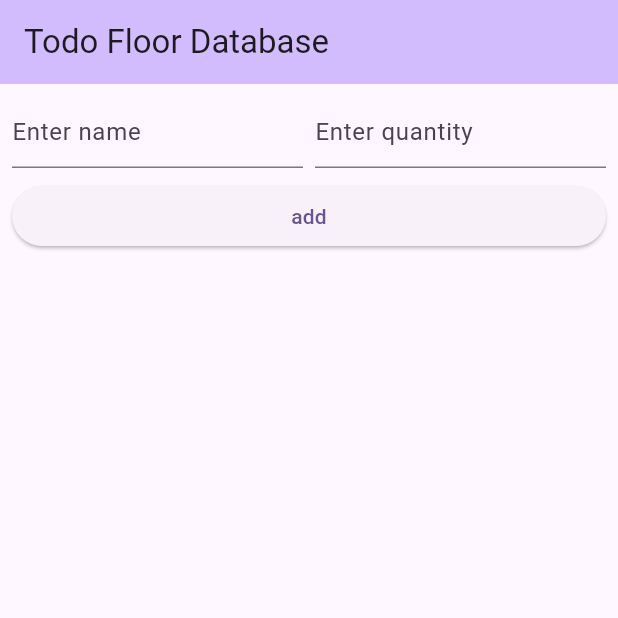
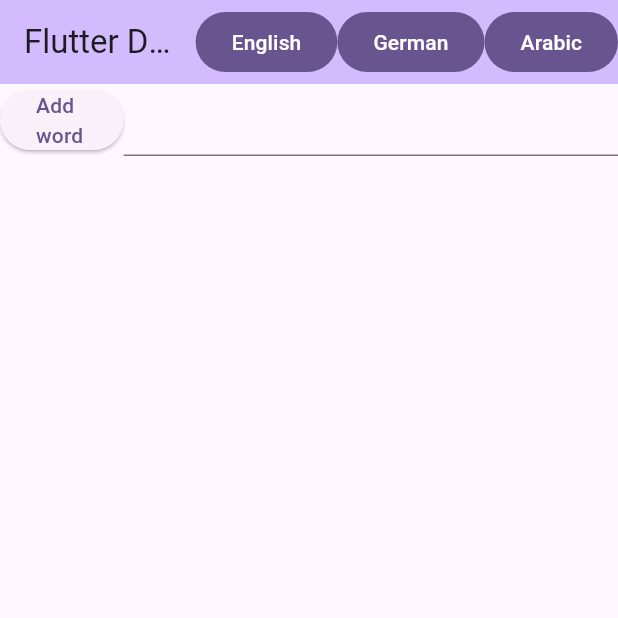
Before and after one commit to etorunski/cst2335_in_class_examples, a Flutter app: the screen it shows after launch, on a phone screen of 412 x 824 dp, the top half of it. Run offline on Flutter 3.47's test engine with Material 3 defaults, Android fonts, the phone set to English and light mode, and no system bars; our stand-ins replace floor, sqflite; accounts and stored records are empty; generated files the repository leaves out were written again.

Commit message:
finished localizations

```diff
--- /dev/null
+++ b/assets/translations/de.json
@@ -0,0 +1,6 @@
+{
+  "Name" : "Wort",
+  "Add" : "Word hinfugen",
+  "Ok" : "Ok",
+  "TextSelect" : "Wahlen sie eine wort vom list zu die eigenshaften zu sehen"
+}
--- /dev/null
+++ b/assets/translations/en.json
@@ -0,0 +1,6 @@
+{
+  "Name" : "Word",
+  "Add" : "Add word",
+  "Ok" : "Ok",
+  "TextSelect" : "Select an item from the list to see the details"
+}
--- /dev/null
+++ b/lib/AppLocalizations.dart
@@ -0,0 +1,55 @@
+import 'dart:convert';
+import 'package:flutter/material.dart';
+import 'package:flutter/services.dart';
+
+class AppLocalizations {
+  AppLocalizations(this.locale){
+    _localizedStrings = <String, String>{ };
+  }
+
+  static AppLocalizations? of(BuildContext context) {
+    return Localizations.of<AppLocalizations>(context, AppLocalizations);
+  }
+
+  static const LocalizationsDelegate<AppLocalizations> delegate =
+  _AppLocalizationsDelegate();
+
+  final Locale locale;
+  late Map<String, String> _localizedStrings;
+
+
+  //This functino loads the *.json files into the _localizedStrings language map:
+  Future<void> load() async {
+    String jsonString = await rootBundle.loadString('assets/translations/${locale.languageCode}.json');
+    Map<String, dynamic> jsonMap = json.decode(jsonString);
+
+    _localizedStrings = jsonMap.map((key, value) {
+      return MapEntry(key, value.toString());
+    });
+  }
+
+  //This returns the value for the key string:
+  String? translate(String key) {
+    return _localizedStrings[key];
+  }
+}
+
+
+class _AppLocalizationsDelegate extends LocalizationsDelegate<AppLocalizations> {
+  const _AppLocalizationsDelegate();
+
+  @override
+  bool isSupported(Locale locale) {
+    return true;
+  }
+
+  @override //This functino loads a Locale in Flutter. This includes the direction of the language (rightToRight / rightToLeft)
+  Future<AppLocalizations> load(Locale locale) async {
+    AppLocalizations localizations = AppLocalizations(locale);
+    await localizations.load();
+    return localizations;
+  }
+
+  @override
+  bool shouldReload(_AppLocalizationsDelegate old) => false;
+}
--- a/lib/main.dart
+++ b/lib/main.dart
@@ -1,25 +1,62 @@
+import 'package:cst2335_in_class_examples/database/app_database.dart';
+import 'package:cst2335_in_class_examples/database/todo.dart';
+import 'package:cst2335_in_class_examples/database/todo_dao.dart';
 import 'package:flutter/material.dart';
-import 'database/app_database.dart';
-import 'database/todo.dart';
-import 'database/todo_dao.dart';
+import 'package:flutter_localizations/flutter_localizations.dart';
+
+import 'AppLocalizations.dart';
 
 void main() {
-  WidgetsFlutterBinding.ensureInitialized();
   runApp(const MyApp());
 }
-
-class MyApp extends StatelessWidget {
+//means never changes
+class MyApp extends StatefulWidget {
   const MyApp({super.key});
 
+  static void setLocale(BuildContext context, Locale newLocale) async {
+
+    //this retrieves the state
+    MyAppState? state = context.findAncestorStateOfType<MyAppState>();
+    state?.changeLanguage(newLocale);
+  }
+
+  @override
+  MyAppState createState() {
+    return MyAppState();
+  }
+}
+
+class MyAppState extends State<MyApp> {
+  //app starts off with this language:
+  var _locale = Locale("en", "ca");//english from canada
+
+  void changeLanguage(Locale locale){
+    setState(() {
+      _locale = locale;  //this updates your language to the new one
+    });
+  }
+
+
+
+  // This widget is the root of your application.
   @override
   Widget build(BuildContext context) {
     return MaterialApp(
+      supportedLocales: [   //list all the languages your app supports:
+        Locale("de"),
+        Locale("en", "CA")
+      ],
+      localizationsDelegates: const [   //copy and paste this, don't change it
+        AppLocalizations.delegate,
+        GlobalMaterialLocalizations.delegate,
+        GlobalWidgetsLocalizations.delegate,
+      ],
+      locale: _locale, //starting language
       title: 'Flutter Demo',
       theme: ThemeData(
         colorScheme: ColorScheme.fromSeed(seedColor: Colors.deepPurple),
-        useMaterial3: true,
       ),
-      home: const MyHomePage(title: 'Todo Floor Database'),
+      home: const MyHomePage(title: 'Flutter Demo Home Page'),
     );
   }
 }
@@ -34,211 +71,181 @@ class MyHomePage extends StatefulWidget {
 }
 
 class _MyHomePageState extends State<MyHomePage> {
-  TodoDao? todoDao;
-  List<Todo> todos = [];
-  late TextEditingController _nameController;
-  late TextEditingController _quantityController;
+  List<Todo> list1 = [];
+  Todo? selectedItem = null;//nothing is selected
 
-  Todo? selectedItem  = null;
+  late TodoDao itemDAO;
 
+  var isChecked = false;
+  var myFontSize = 0.0;
+  late TextEditingController _controller; //late means promise to initialize it later
+
+  //can't be async, because it overrides from parent
   @override
   void initState() {
     super.initState();
-    _nameController = TextEditingController();
-    _quantityController = TextEditingController();
-    _initDatabase();
+    _controller = TextEditingController(); //doing your promise to initialize
+
+    //want to load any existing data into the arraylist
+    //to open the database:
+
+    $FloorAppDatabase.databaseBuilder('ItemFile.db').build()
+        .then( (database){
+      itemDAO = database.todoDao;
+
+      //query all data:
+      itemDAO.findAllTodos().then( (listOfItems ) {
+        setState(() { //redraw the GUI
+          list1.addAll(listOfItems); //put the items in the list:
+        });
+      });
+    }  );
   }
 
-  Future<void> _initDatabase()  async {
-    Future.delayed(Duration.zero, () async{
-
-    //create the database on disk:
-    final database = await $FloorAppDatabase.databaseBuilder('app_database.db').build();
-
-    //get the DAO of the database
-    todoDao = database.todoDao;
-
-    //query all objects:
-    _refreshTodos();
-      //code to run later
-
-    }  );
-
+  //you are being removed
+  @override
+  void dispose() {
+    super.dispose();
+    //free memory:
+    _controller.dispose();
   }
 
-  Future<void> _refreshTodos() async {
-    if (todoDao != null) {
-      //querying all from database:
-      final result = await todoDao!.findAllTodos();
-      setState(() {
-        //setting our list for the listView:
-        todos = result;
-      });
+
+
+  @override
+  Widget build(BuildContext context) {
+
+
+
+
+    return Scaffold(
+
+      appBar: AppBar(
+        actions: [
+          FilledButton(onPressed: (){MyApp.setLocale(context, Locale("en", "CA")); },
+              child: Text("English")),
+          FilledButton(onPressed: (){MyApp.setLocale(context, Locale("de")); },
+              child: Text("German")),
+          FilledButton(onPressed: (){MyApp.setLocale(context, Locale("ar")); },
+              child: Text("Arabic")),
+        ],
+        backgroundColor: Theme.of(context).colorScheme.inversePrimary,
+        // Here we take the value from the MyHomePage object that was created by
+        // the App.build method, and use it to set our appbar title.
+        title: Text(widget.title),
+      ),
+      body: reactiveLayout(), //decides how to lay out
+
+    );
+  }
+
+  Widget reactiveLayout(){
+
+    var size = MediaQuery.of(context).size; ///how big is the screen?
+    var height = size.height;
+    var width = size.width;
+
+
+
+    if( (width>height) && (width > 720)) {
+      //tablet
+      return Row( children:[
+        Expanded(child: ListPage(),    flex:2), //Left side 40%
+        Expanded(child: DetailsPage(), flex:3) //Right side, 60%
+      ]);
+    }
+    else{ //Portrait mode / Phone
+      if( selectedItem== null)
+        return ListPage(); //show the list
+      else
+        return DetailsPage(); //show the details
     }
   }
 
-  Future<void> _addTodo() async {
-    //make sure fields have something in them:
-    if (_nameController.text.isNotEmpty && _quantityController.text.isNotEmpty) {
-    //create an Entity object:
-      final todo = Todo(
-        name: _nameController.text,
-        quantity: _quantityController.text,
-      );
+  Widget DetailsPage() {
+    if(selectedItem != null){
+      return Center(child:Column( children: [
+        Text("Name: ${selectedItem!.name}", style: TextStyle(fontSize: 40.0),),
+        Text("Quantity: ${selectedItem!.quantity}", style: TextStyle(fontSize: 40.0)),
+        Spacer(),//balloon that expands to fill the space
+        OutlinedButton(onPressed: (){
+          setState(() { selectedItem = null; });
+        }, child: Text("Delete")),
 
-      //insert into database:
-      await todoDao?.insertTodo(todo);
 
-      //clear the textfields:
-      _nameController.clear();
-      _quantityController.clear();
+        OutlinedButton(onPressed: (){
+          setState(() { selectedItem = null; });
+        }, child: Text("Close"))
 
-      //reload the data:
-      _refreshTodos();
+      ], mainAxisAlignment: MainAxisAlignment.center,)
+      ); //show what's been selected
+    }
+    else{
+      return Text(AppLocalizations.of(context)!.translate('TextSelect')!,style: TextStyle(fontSize: 30.0));
     }
   }
 
-  Future<void> _deleteTodo(Todo todo) async {
-    //delete from database:
-    await todoDao?.deleteTodo(todo);
+  Widget ListPage()
+  {
+    return Column(
+        crossAxisAlignment: CrossAxisAlignment.center,
+        mainAxisAlignment: MainAxisAlignment.start,
+        children: [
+          Row( mainAxisAlignment: MainAxisAlignment.spaceBetween, children:[
+            Flexible(
+                flex:1,
+                child: ElevatedButton( child:Text(AppLocalizations.of(context)!.translate('Add')!), onPressed:() {
+                  setState(() {
+                    //Unique IDs
+                    Todo newItem = Todo( name:_controller.value.text, quantity: "qty");
 
-    //requery data:
-    _refreshTodos();
-  }
+                    itemDAO.insertTodo(newItem);//insert to database
+                    list1.add(newItem);
+                    _controller.text = "";
+                  });
+                } )
 
-  @override
-  void dispose() {
-    _nameController.dispose();
-    _quantityController.dispose();
-    super.dispose();
-  }
+            ),
 
-  Widget reactiveLayout(BuildContext bc)
-  {
-    var size = MediaQuery.of(context).size; //get the size of the screen
-    var height = size.height;
-    var width = size.width;
+            Flexible( flex:4, child:TextField(controller: _controller ))
+          ]),
 
-    if((width > height) && (width > 720))//landscape / desktop mode
-        {
-        return Row(children: [
-         Expanded(child: listPage(bc), flex: 1), //1 / 4
-         Expanded(child:detailsPage(bc), flex:3) //1 / 4
-        ],);
-    }
-    else //it's portrait mode
-    {
-      if(selectedItem == null){
-        //nothing is selected:
-        return listPage(bc);
-      }
-      else{
-        return detailsPage(bc);
-      }
-    }
-  }
+          Expanded(child:
+          ListView.builder(
+              itemCount: list1.length,
+              itemBuilder:(context, rowNum) =>
+                  GestureDetector(child:Text("Row $rowNum, Name: ${list1[rowNum].name} Quantity: ${list1[rowNum].quantity }") ,
 
-  Widget detailsPage(BuildContext context){
+                      onTap: () {
+                        setState(() {  selectedItem = list1[rowNum]; });
+                      },
 
-    if(selectedItem != null)
-      {
-        //there is a selected Item:
-        return Center(child:Column(
-            mainAxisAlignment: .center,
-            children:[
-          Text("Item name is: ${selectedItem!.name}"),
-          Text("Quantity is: ${selectedItem!.quantity}"),
-              OutlinedButton(child:Text("clear"), onPressed: (){
-                setState(() {
-                  selectedItem = null; // need to go back to the listview
-                });
 
-              },),
-              OutlinedButton(child:Text("Delete"), onPressed:(){
-                setState(() {
+                      onLongPress: () {
+                        showDialog<String>(
+                            context: context,
+                            builder: (BuildContext context) => AlertDialog(
+                              title: const Text('Delete this?'),
+                              content: const Text('are you sure?'),
+                              actions: <Widget>[
+                                FilledButton(child:Text("Yes"), onPressed:() {
+                                  setState(() {
+                                    list1.removeAt(rowNum);
+                                  });
 
-                  todos.remove(selectedItem);//we don't have the index
-                  selectedItem = null;
+                                  Navigator.pop(context);
+                                }),
+                                FilledButton(child:Text("Cancel"), onPressed:() {
+                                  Navigator.pop(context);
 
-                });
-              })
-        ]));
-      }
-    else{
-      //nothing is selected
-      return Center(child:Column(children:[
-        Text("Select an item from the list to see the details")
-      ]));
-    }
-  }
+                                }),
+                              ],
+                            )
+                        );
 
-  Widget listPage(BuildContext context) {
-    return Column(
-      children: [
-        Padding(
-          padding: const EdgeInsets.all(8.0),
-          child: Column(
-            children: [
-              Row(
-                children: [
-                  Expanded(
-                    child: TextField(
-                      controller: _nameController,
-                      decoration: const InputDecoration(hintText: "Enter name"),
-                    ),
-                  ),
-                  const SizedBox(width: 8),
-                  Expanded(
-                    child: TextField(
-                      controller: _quantityController,
-                      decoration: const InputDecoration(hintText: "Enter quantity"),
-                      keyboardType: TextInputType.number,
-                    ),
-                  ),
-                ],
-              ),
-              const SizedBox(height: 8),
-              SizedBox(
-                width: double.infinity,
-                child: ElevatedButton(
-                  onPressed: _addTodo,
-                  child: const Text("add"),
-                ),
-              ),
-            ],
-          ),
-        ),
-        Expanded(
-          child: ListView.builder(
-            itemCount: todos.length,
-            itemBuilder: (context, index) {
-              final todo = todos[index];
-              return ListTile(
-                title: Text("${todo.name} (${todo.quantity})"),
-                onTap: () {
-                  //The user has selected this item:
-                  setState(() {
-                    //redraw the GUI:
-
-                    selectedItem = todo; //store what was selected
-                    });
-                  },
-              );
-            },
-          ),
-        ),
-      ],
-    );
-  }
-
-  @override
-  Widget build(BuildContext context) {
-    return Scaffold(
-      appBar: AppBar(
-        backgroundColor: Theme.of(context).colorScheme.inversePrimary,
-        title: Text(widget.title),
-      ),
-      body: reactiveLayout(context),
-    );
+                      })
+          )
+          )
+        ]);
   }
 }
```
Also changed, not shown: pubspec.yaml (+5 -2 lines).
